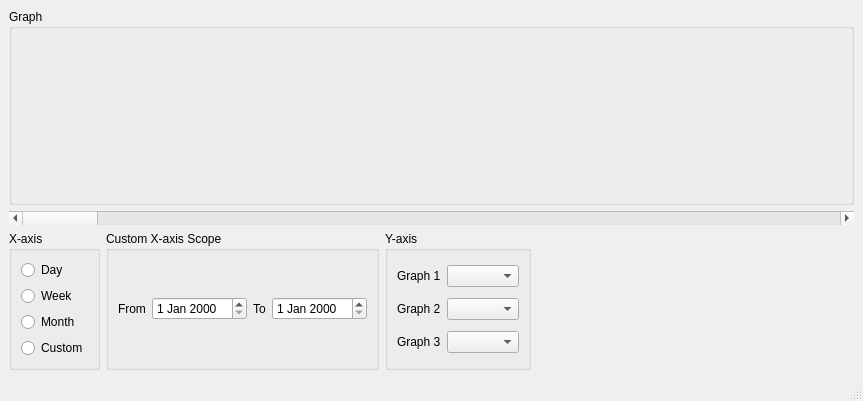
The window that resources/ui_resultswindow.ui (komministern/gca_analysis_tool) describes before a commit, drawn with Qt 5.
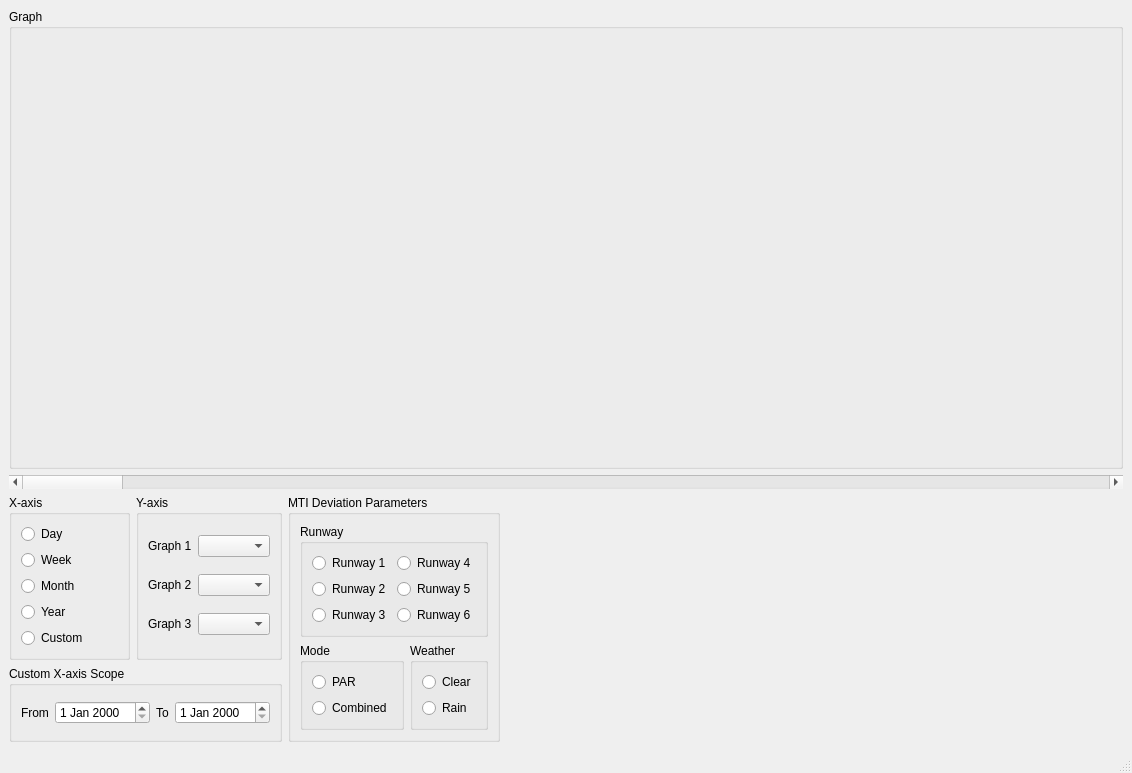
The same window after the commit. Custom widgets are drawn as their Qt base class.

```diff
--- a/resources/ui_resultswindow.ui
+++ b/resources/ui_resultswindow.ui
@@ -6,15 +6,15 @@
    <rect>
     <x>0</x>
     <y>0</y>
-    <width>863</width>
-    <height>401</height>
+    <width>1132</width>
+    <height>773</height>
    </rect>
   </property>
   <property name="windowTitle">
    <string>MainWindow</string>
   </property>
   <widget class="QWidget" name="centralwidget">
-   <layout class="QGridLayout" name="gridLayout_3">
+   <layout class="QGridLayout" name="gridLayout_8">
     <item row="0" column="0" colspan="4">
      <widget class="QGroupBox" name="groupBox">
       <property name="sizePolicy">
@@ -77,6 +77,13 @@
         </widget>
        </item>
        <item row="3" column="0">
+        <widget class="QRadioButton" name="radioButton_X_Year">
+         <property name="text">
+          <string>Year</string>
+         </property>
+        </widget>
+       </item>
+       <item row="4" column="0">
         <widget class="QRadioButton" name="radioButton_X_Custom">
          <property name="text">
           <string>Custom</string>
@@ -87,67 +94,6 @@
      </widget>
     </item>
     <item row="2" column="1">
-     <widget class="QGroupBox" name="groupBox_3">
-      <property name="sizePolicy">
-       <sizepolicy hsizetype="Preferred" vsizetype="Preferred">
-        <horstretch>0</horstretch>
-        <verstretch>0</verstretch>
-       </sizepolicy>
-      </property>
-      <property name="title">
-       <string>Custom X-axis Scope</string>
-      </property>
-      <layout class="QHBoxLayout" name="horizontalLayout">
-       <item>
-        <widget class="QLabel" name="label">
-         <property name="text">
-          <string>From</string>
-         </property>
-        </widget>
-       </item>
-       <item>
-        <widget class="QDateEdit" name="dateEdit_From_Date">
-         <property name="sizePolicy">
-          <sizepolicy hsizetype="Preferred" vsizetype="Fixed">
-           <horstretch>0</horstretch>
-           <verstretch>0</verstretch>
-          </sizepolicy>
-         </property>
-         <property name="readOnly">
-          <bool>false</bool>
-         </property>
-         <property name="buttonSymbols">
-          <enum>QAbstractSpinBox::UpDownArrows</enum>
-         </property>
-         <property name="calendarPopup">
-          <bool>false</bool>
-         </property>
-        </widget>
-       </item>
-       <item>
-        <widget class="QLabel" name="label_2">
-         <property name="text">
-          <string>To</string>
-         </property>
-        </widget>
-       </item>
-       <item>
-        <widget class="QDateEdit" name="dateEdit_To_Date">
-         <property name="sizePolicy">
-          <sizepolicy hsizetype="Preferred" vsizetype="Fixed">
-           <horstretch>0</horstretch>
-           <verstretch>0</verstretch>
-          </sizepolicy>
-         </property>
-         <property name="calendarPopup">
-          <bool>false</bool>
-         </property>
-        </widget>
-       </item>
-      </layout>
-     </widget>
-    </item>
-    <item row="2" column="2">
      <widget class="QGroupBox" name="groupBox_4">
       <property name="sizePolicy">
        <sizepolicy hsizetype="Preferred" vsizetype="Minimum">
@@ -192,6 +138,124 @@
       </layout>
      </widget>
     </item>
+    <item row="2" column="2" rowspan="2">
+     <widget class="QGroupBox" name="groupBox_Deviation_Parameters">
+      <property name="title">
+       <string>MTI Deviation Parameters</string>
+      </property>
+      <layout class="QGridLayout" name="gridLayout_7">
+       <item row="1" column="0">
+        <widget class="QGroupBox" name="groupBox_7">
+         <property name="sizePolicy">
+          <sizepolicy hsizetype="Minimum" vsizetype="Preferred">
+           <horstretch>0</horstretch>
+           <verstretch>0</verstretch>
+          </sizepolicy>
+         </property>
+         <property name="title">
+          <string>Mode</string>
+         </property>
+         <layout class="QGridLayout" name="gridLayout_5">
+          <item row="0" column="0">
+           <widget class="QRadioButton" name="radioButton_Par">
+            <property name="text">
+             <string>PAR</string>
+            </property>
+           </widget>
+          </item>
+          <item row="1" column="0">
+           <widget class="QRadioButton" name="radioButton_Combined">
+            <property name="text">
+             <string>Combined</string>
+            </property>
+           </widget>
+          </item>
+         </layout>
+        </widget>
+       </item>
+       <item row="1" column="1">
+        <widget class="QGroupBox" name="groupBox_8">
+         <property name="sizePolicy">
+          <sizepolicy hsizetype="Minimum" vsizetype="Preferred">
+           <horstretch>0</horstretch>
+           <verstretch>0</verstretch>
+          </sizepolicy>
+         </property>
+         <property name="title">
+          <string>Weather</string>
+         </property>
+         <layout class="QGridLayout" name="gridLayout_6">
+          <item row="0" column="0">
+           <widget class="QRadioButton" name="radioButton_Clear">
+            <property name="text">
+             <string>Clear</string>
+            </property>
+           </widget>
+          </item>
+          <item row="1" column="0">
+           <widget class="QRadioButton" name="radioButton_Rain">
+            <property name="text">
+             <string>Rain</string>
+            </property>
+           </widget>
+          </item>
+         </layout>
+        </widget>
+       </item>
+       <item row="0" column="0" colspan="2">
+        <widget class="QGroupBox" name="groupBox_6">
+         <property name="title">
+          <string>Runway</string>
+         </property>
+         <layout class="QGridLayout" name="gridLayout_3">
+          <item row="0" column="0">
+           <widget class="QRadioButton" name="radioButton_Rwy_1">
+            <property name="text">
+             <string>Runway 1</string>
+            </property>
+           </widget>
+          </item>
+          <item row="0" column="1">
+           <widget class="QRadioButton" name="radioButton_Rwy_4">
+            <property name="text">
+             <string>Runway 4</string>
+            </property>
+           </widget>
+          </item>
+          <item row="1" column="0">
+           <widget class="QRadioButton" name="radioButton_Rwy_2">
+            <property name="text">
+             <string>Runway 2</string>
+            </property>
+           </widget>
+          </item>
+          <item row="1" column="1">
+           <widget class="QRadioButton" name="radioButton_Rwy_5">
+            <property name="text">
+             <string>Runway 5</string>
+            </property>
+           </widget>
+          </item>
+          <item row="2" column="0">
+           <widget class="QRadioButton" name="radioButton_Rwy_3">
+            <property name="text">
+             <string>Runway 3</string>
+            </property>
+           </widget>
+          </item>
+          <item row="2" column="1">
+           <widget class="QRadioButton" name="radioButton_Rwy_6">
+            <property name="text">
+             <string>Runway 6</string>
+            </property>
+           </widget>
+          </item>
+         </layout>
+        </widget>
+       </item>
+      </layout>
+     </widget>
+    </item>
     <item row="2" column="3">
      <spacer name="horizontalSpacer">
       <property name="orientation">
@@ -205,6 +269,67 @@
       </property>
      </spacer>
     </item>
+    <item row="3" column="0" colspan="2">
+     <widget class="QGroupBox" name="groupBox_3">
+      <property name="sizePolicy">
+       <sizepolicy hsizetype="Preferred" vsizetype="Preferred">
+        <horstretch>0</horstretch>
+        <verstretch>0</verstretch>
+       </sizepolicy>
+      </property>
+      <property name="title">
+       <string>Custom X-axis Scope</string>
+      </property>
+      <layout class="QHBoxLayout" name="horizontalLayout">
+       <item>
+        <widget class="QLabel" name="label">
+         <property name="text">
+          <string>From</string>
+         </property>
+        </widget>
+       </item>
+       <item>
+        <widget class="QDateEdit" name="dateEdit_From_Date">
+         <property name="sizePolicy">
+          <sizepolicy hsizetype="Preferred" vsizetype="Fixed">
+           <horstretch>0</horstretch>
+           <verstretch>0</verstretch>
+          </sizepolicy>
+         </property>
+         <property name="readOnly">
+          <bool>false</bool>
+         </property>
+         <property name="buttonSymbols">
+          <enum>QAbstractSpinBox::UpDownArrows</enum>
+         </property>
+         <property name="calendarPopup">
+          <bool>false</bool>
+         </property>
+        </widget>
+       </item>
+       <item>
+        <widget class="QLabel" name="label_2">
+         <property name="text">
+          <string>To</string>
+         </property>
+        </widget>
+       </item>
+       <item>
+        <widget class="QDateEdit" name="dateEdit_To_Date">
+         <property name="sizePolicy">
+          <sizepolicy hsizetype="Preferred" vsizetype="Fixed">
+           <horstretch>0</horstretch>
+           <verstretch>0</verstretch>
+          </sizepolicy>
+         </property>
+         <property name="calendarPopup">
+          <bool>false</bool>
+         </property>
+        </widget>
+       </item>
+      </layout>
+     </widget>
+    </item>
    </layout>
   </widget>
   <widget class="QMenuBar" name="menubar">
```
Left out of the diff: 2 changed lines with no effect on the pictures.
